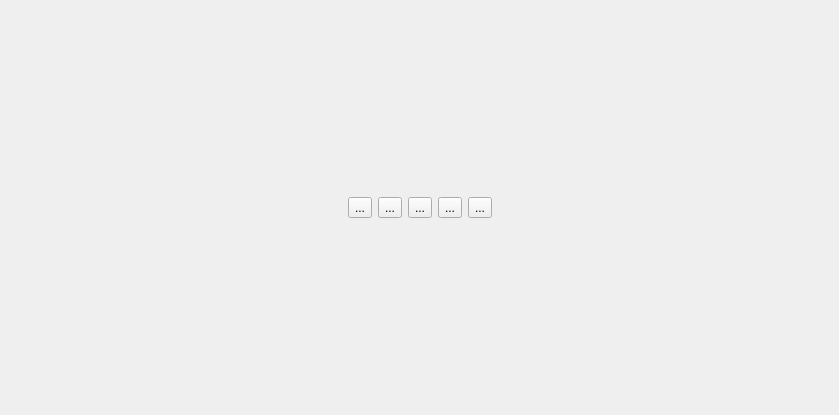
bohning/usdb_syncer, file src/usdb_syncer/gui/forms/PreviewDialog.ui: the form before one commit.
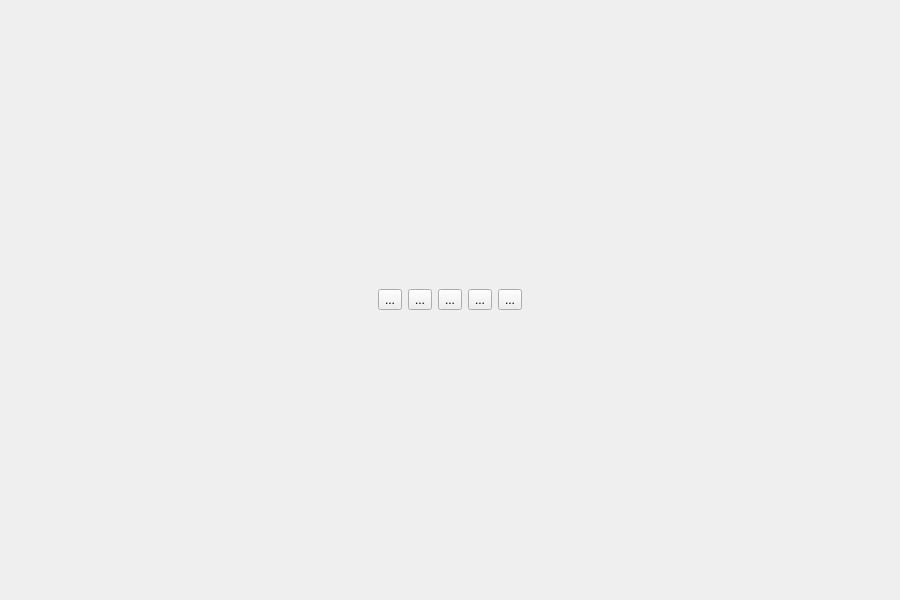
The form after the commit. Icons and pictures are not drawn.

Commit message: Fix system preview color palette

```diff
--- a/src/usdb_syncer/gui/forms/PreviewDialog.ui
+++ b/src/usdb_syncer/gui/forms/PreviewDialog.ui
@@ -6,8 +6,8 @@
    <rect>
     <x>0</x>
     <y>0</y>
-    <width>839</width>
-    <height>415</height>
+    <width>900</width>
+    <height>600</height>
    </rect>
   </property>
   <property name="windowTitle">
```
The commit also changes 2 other files.
